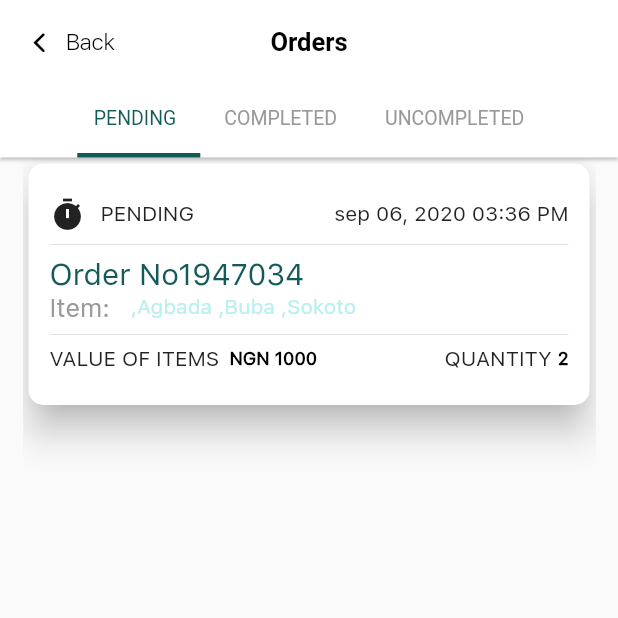
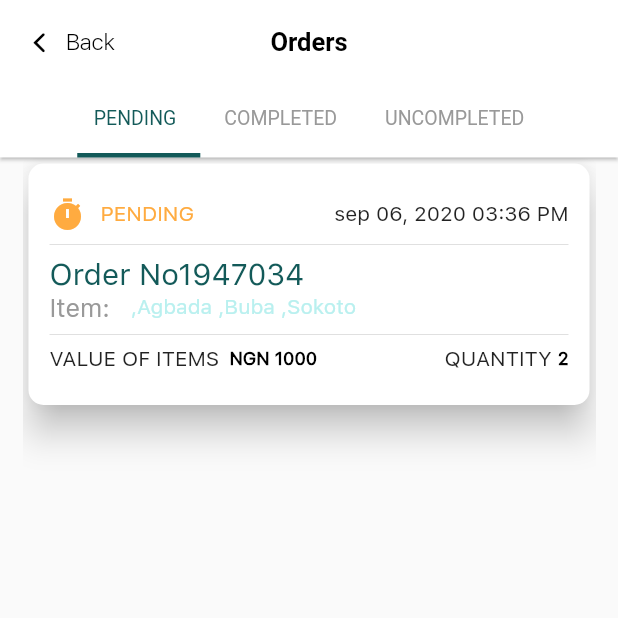
Before and after one commit to Francisop/launmax_lm_app, a Flutter app: the OrderScreen screen opened directly, on a phone screen of 412 x 824 dp, the top half of it. Run offline on Flutter 3.47's test engine with Material 2 defaults, Android fonts, the phone set to English and light mode, and no system bars; our stand-ins replace flutter_svg, outline_material_icons; project files that could hold a hidden picture were left out.

Commit message:
chore: order screen 60%

```diff
--- a/lib/ui/screens/order/order_screen.dart
+++ b/lib/ui/screens/order/order_screen.dart
@@ -55,6 +55,9 @@ class _OrderScreenState extends State<OrderScreen> {
           padding: const EdgeInsets.only(left: 15.0, right: 15),
           child: TabBarView(
             children: [
+////////////////////////////////////////////////////////
+              /// this is the pending tab
+              /////////////////////////////////////////////////
               ListView(
                 children: [
                   MyCards(
@@ -70,6 +73,10 @@ class _OrderScreenState extends State<OrderScreen> {
                   ),
                 ],
               ),
+
+              ////////////////////////////////////////////////////////
+              /// this is the Completed tab
+              /////////////////////////////////////////////////
               ListView(
                 children: [
                   MyCards(
@@ -78,13 +85,16 @@ class _OrderScreenState extends State<OrderScreen> {
                     orderNo: "Order No1947034",
                     quantity: 2,
                     tap: null,
-                    status: "pending",
+                    status: "completed",
                   ),
                   SizedBox(
                     height: 26,
                   ),
                 ],
               ),
+              ////////////////////////////////////////////////////////
+              /// this is the Uncompleted tab
+              /////////////////////////////////////////////////
               ListView(
                 children: [
                   MyCards(
@@ -93,7 +103,7 @@ class _OrderScreenState extends State<OrderScreen> {
                     orderNo: "Order No1947034",
                     quantity: 2,
                     tap: null,
-                    status: "pending",
+                    status: "Uncompleted",
                   ),
                   SizedBox(
                     height: 26,
@@ -135,7 +145,7 @@ class MyCards extends StatelessWidget {
           shape:
               RoundedRectangleBorder(borderRadius: BorderRadius.circular(10)),
           child: Container(
-            padding: EdgeInsets.symmetric(horizontal:14,vertical: 22),
+            padding: EdgeInsets.symmetric(horizontal: 14, vertical: 22),
             child: Column(children: [
               Container(
                   child: Row(
@@ -143,9 +153,30 @@ class MyCards extends StatelessWidget {
                 children: [
                   Container(
                     child: Row(children: [
-                      Icon(Icons.timer),
+                      status == "pending"
+                          ? Icon(
+                              Icons.timer,
+                              color: Colors.orangeAccent,
+                            )
+                          : status == "completed"
+                              ? Icon(
+                                  Icons.check,
+                                  color: Theme.of(context).primaryColorLight,
+                                )
+                              : Icon(
+                                  Icons.access_time,
+                                  color: Color(0xff999999),
+                                ),
                       SizedBox(width: 10),
-                      Text(status.toUpperCase()),
+                      Text(
+                        status.toUpperCase(),
+                        style: TextStyle(
+                            color: status == "pending"
+                                ? Colors.orangeAccent
+                                : status == "completed"
+                                    ? Theme.of(context).primaryColorLight
+                                    : Color(0xff999999)),
+                      ),
                     ]),
                   ),
                   Container(
@@ -159,12 +190,18 @@ class MyCards extends StatelessWidget {
                   Container(
                     alignment: Alignment.centerLeft,
                     child: Text(orderNo,
-                        style: TextStyle(color: Theme.of(context).primaryColor,fontSize: 20)),
+                        style: TextStyle(
+                            color: Theme.of(context).primaryColor,
+                            fontSize: 20)),
                   ),
                   Container(
                     child: Row(
                       children: [
-                        Text('Item:',style: TextStyle(color: Color(0xff999999),fontSize: 17),),
+                        Text(
+                          'Item:',
+                          style:
+                              TextStyle(color: Color(0xff999999), fontSize: 17),
+                        ),
                         SizedBox(width: 10),
                         Text(items.fold("", (v, e) => "$v" + " ,$e"),
                             style: TextStyle(
```
